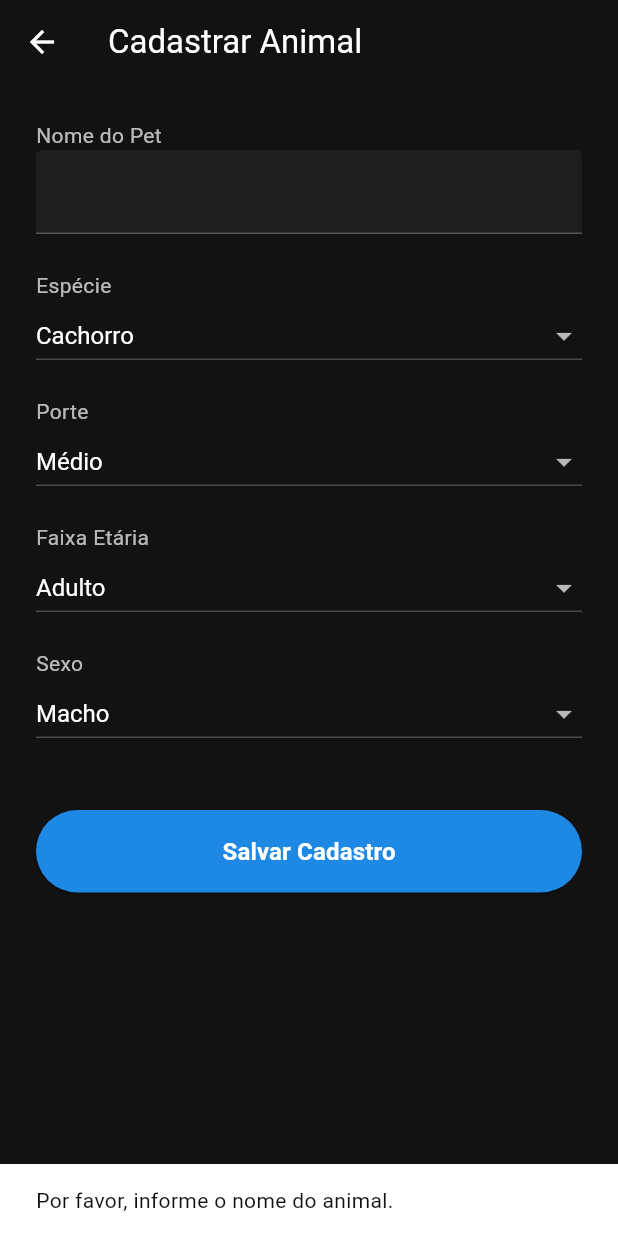
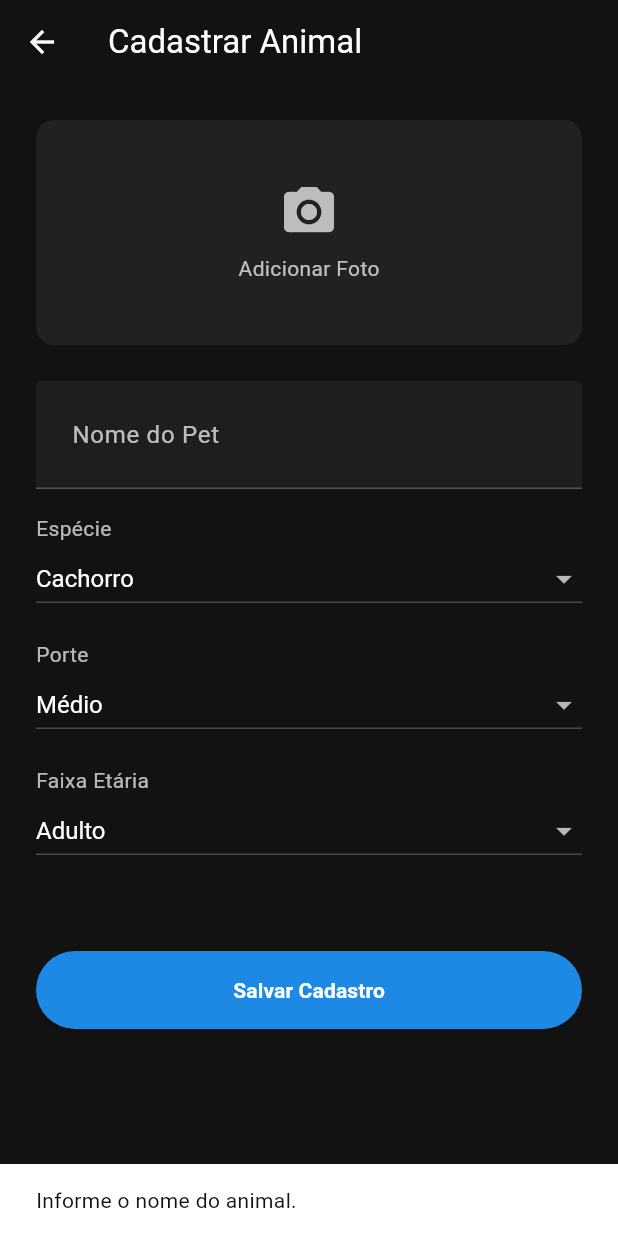
Before and after one commit to mthsl/dsi-grupo10, a Flutter app: the AddPetScreen screen opened directly, after a tap on "Salvar Cadastro", on a phone screen of 412 x 824 dp. Run offline on Flutter 3.47's test engine with Material 3 defaults, Android fonts, the phone set to English and light mode, and no system bars; our stand-ins replace cloud_firestore, firebase_auth, firebase_core, flutter_map, image_picker, latlong2; accounts and stored records are empty.

Commit message:
feat: add pet details with maps, shelter registration, and base64 image support

```diff
--- a/lib/screens/add_pet_screen.dart
+++ b/lib/screens/add_pet_screen.dart
@@ -1,6 +1,9 @@
+import 'dart:convert';
+import 'dart:typed_data';
 import 'package:flutter/material.dart';
 import 'package:cloud_firestore/cloud_firestore.dart';
 import 'package:firebase_auth/firebase_auth.dart';
+import 'package:image_picker/image_picker.dart';
 
 class AddPetScreen extends StatefulWidget {
   const AddPetScreen({super.key});
@@ -15,18 +18,54 @@ class _AddPetScreenState extends State<AddPetScreen> {
   String _porte = 'Médio';
   String _faixaEtaria = 'Adulto';
   String _sexo = 'Macho';
+
+  // Alterado de File para Uint8List (Bytes) para compatibilidade universal
+  Uint8List? _imageBytes;
   bool _isLoading = false;
+
+  List<Map<String, dynamic>> _abrigos = [];
+  Map<String, dynamic>? _abrigoSelecionado;
 
   final List<String> _especies = ['Cachorro', 'Gato', 'Outro'];
   final List<String> _portes = ['Pequeno', 'Médio', 'Grande'];
   final List<String> _idades = ['Filhote', 'Adulto', 'Idoso'];
   final List<String> _sexos = ['Macho', 'Fêmea'];
 
+  @override
+  void initState() {
+    super.initState();
+    _carregarAbrigos();
+  }
+
+  Future<void> _carregarAbrigos() async {
+    final snapshot = await FirebaseFirestore.instance.collection('shelters').get();
+    setState(() {
+      _abrigos = snapshot.docs.map((doc) => {'id': doc.id, ...doc.data()}).toList();
+      if (_abrigos.isNotEmpty) {
+        _abrigoSelecionado = _abrigos.first;
+      }
+    });
+  }
+
+  Future<void> _pickImage() async {
+    // Adicionado maxWidth e qualidade menor para evitar estourar o limite de 1MB do Firestore
+    final pickedFile = await ImagePicker().pickImage(
+      source: ImageSource.gallery,
+      imageQuality: 40,
+      maxWidth: 600,
+    );
+
+    if (pickedFile != null) {
+      final bytes = await pickedFile.readAsBytes();
+      setState(() {
+        _imageBytes = bytes;
+      });
+    }
+  }
+
   Future<void> _salvarPet() async {
     if (_nomeController.text.trim().isEmpty) {
-      ScaffoldMessenger.of(context).showSnackBar(
-        const SnackBar(content: Text('Por favor, informe o nome do animal.')),
-      );
+      ScaffoldMessenger.of(context).showSnackBar(const SnackBar(content: Text('Informe o nome do animal.')));
       return;
     }
 
@@ -34,6 +73,11 @@ class _AddPetScreenState extends State<AddPetScreen> {
 
     try {
       User? user = FirebaseAuth.instance.currentUser;
+      String fotoBase64 = '';
+
+      if (_imageBytes != null) {
+        fotoBase64 = base64Encode(_imageBytes!);
+      }
 
       await FirebaseFirestore.instance.collection('pets').add({
         'nome_busca': _nomeController.text.trim().toLowerCase(),
@@ -43,20 +87,21 @@ class _AddPetScreenState extends State<AddPetScreen> {
         'sexo': _sexo,
         'status': 'Disponível',
         'voluntarioId': user?.uid,
+        'fotoBase64': fotoBase64,
+        'abrigoId': _abrigoSelecionado?['id'],
+        'abrigoNome': _abrigoSelecionado?['nome'],
+        'abrigoLat': _abrigoSelecionado?['latitude'],
+        'abrigoLng': _abrigoSelecionado?['longitude'],
         'createdAt': FieldValue.serverTimestamp(),
       });
 
       if (mounted) {
         Navigator.pop(context);
-        ScaffoldMessenger.of(context).showSnackBar(
-          const SnackBar(content: Text('Animal cadastrado com sucesso!')),
-        );
+        ScaffoldMessenger.of(context).showSnackBar(const SnackBar(content: Text('Animal cadastrado com sucesso!')));
       }
     } catch (e) {
       if (mounted) {
-        ScaffoldMessenger.of(context).showSnackBar(
-          const SnackBar(content: Text('Erro ao cadastrar no banco de dados.')),
-        );
+        ScaffoldMessenger.of(context).showSnackBar(const SnackBar(content: Text('Erro ao cadastrar. Tente uma foto menor.')));
       }
     } finally {
       if (mounted) {
@@ -80,23 +125,68 @@ class _AddPetScreenState extends State<AddPetScreen> {
         child: Column(
           crossAxisAlignment: CrossAxisAlignment.stretch,
           children: [
-            const Text('Nome do Pet', style: TextStyle(color: Colors.white70)),
+            GestureDetector(
+              onTap: _pickImage,
+              child: Container(
+                height: 150,
+                decoration: BoxDecoration(
+                  color: Colors.grey[900],
+                  borderRadius: BorderRadius.circular(12),
+                  // Renderiza a imagem diretamente a partir da memória
+                  image: _imageBytes != null
+                    ? DecorationImage(image: MemoryImage(_imageBytes!), fit: BoxFit.cover)
+                    : null,
+                ),
+                child: _imageBytes == null
+                    ? const Column(
+                        mainAxisAlignment: MainAxisAlignment.center,
+                        children: [
+                          Icon(Icons.camera_alt, color: Colors.white70, size: 40),
+                          SizedBox(height: 8),
+                          Text('Adicionar Foto', style: TextStyle(color: Colors.white70)),
+                        ],
+                      )
+                    : null,
+              ),
+            ),
+            const SizedBox(height: 24),
             TextField(
               controller: _nomeController,
               style: const TextStyle(color: Colors.white),
               decoration: const InputDecoration(
+                labelText: 'Nome do Pet',
+                labelStyle: TextStyle(color: Colors.white70),
                 enabledBorder: UnderlineInputBorder(borderSide: BorderSide(color: Colors.white24)),
-                focusedBorder: UnderlineInputBorder(borderSide: BorderSide(color: Colors.blueAccent)),
               ),
             ),
-            const SizedBox(height: 24),
+            const SizedBox(height: 16),
             _buildDropdown('Espécie', _especies, _especie, (val) => setState(() => _especie = val!)),
             const SizedBox(height: 16),
             _buildDropdown('Porte', _portes, _porte, (val) => setState(() => _porte = val!)),
             const SizedBox(height: 16),
             _buildDropdown('Faixa Etária', _idades, _faixaEtaria, (val) => setState(() => _faixaEtaria = val!)),
             const SizedBox(height: 16),
-            _buildDropdown('Sexo', _sexos, _sexo, (val) => setState(() => _sexo = val!)),
+            if (_abrigos.isNotEmpty)
+              Column(
+                crossAxisAlignment: CrossAxisAlignment.start,
+                children: [
+                  const Text('Abrigo de Destino', style: TextStyle(color: Colors.white70)),
+                  DropdownButton<Map<String, dynamic>>(
+                    value: _abrigoSelecionado,
+                    isExpanded: true,
+                    dropdownColor: Colors.grey[900],
+                    style: const TextStyle(color: Colors.white, fontSize: 16),
+                    underline: Container(height: 1, color: Colors.white24),
+                    items: _abrigos.map((abrigo) {
+                      return DropdownMenuItem<Map<String, dynamic>>(
+                        value: abrigo,
+                        child: Text(abrigo['nome'] ?? 'Abrigo sem nome'),
+                      );
+                    }).toList(),
+                    onChanged: (val) => setState(() => _abrigoSelecionado = val),
+                  ),
+                ],
+              ),
             const SizedBox(height: 40),
             ElevatedButton(
               onPressed: _isLoading ? null : _salvarPet,
@@ -107,7 +197,7 @@ class _AddPetScreenState extends State<AddPetScreen> {
               ),
               child: _isLoading
                   ? const CircularProgressIndicator(color: Colors.white)
-                  : const Text('Salvar Cadastro', style: TextStyle(fontSize: 16, fontWeight: FontWeight.bold, color: Colors.white)),
+                  : const Text('Salvar Cadastro', style: TextStyle(color: Colors.white, fontWeight: FontWeight.bold)),
             ),
           ],
         ),
@@ -126,12 +216,7 @@ class _AddPetScreenState extends State<AddPetScreen> {
           dropdownColor: Colors.grey[900],
           style: const TextStyle(color: Colors.white, fontSize: 16),
           underline: Container(height: 1, color: Colors.white24),
-          items: items.map((String item) {
-            return DropdownMenuItem<String>(
-              value: item,
-              child: Text(item),
-            );
-          }).toList(),
+          items: items.map((String item) => DropdownMenuItem<String>(value: item, child: Text(item))).toList(),
           onChanged: onChanged,
         ),
       ],
--- a/pubspec.yaml
+++ b/pubspec.yaml
@@ -36,6 +36,9 @@ dependencies:
   # The following adds the Cupertino Icons font to your application.
   # Use with the CupertinoIcons class for iOS style icons.
   cupertino_icons: ^1.0.8
+  image_picker: ^1.2.3
+  flutter_map: ^8.3.2
+  latlong2: ^0.10.1
 
 dev_dependencies:
   flutter_test:
```
Also changed, not shown: lib/screens/add_shelter_screen.dart (added, +128 -0 lines), lib/screens/home_screen.dart (+42 -8 lines), lib/screens/pet_details_screen.dart (added, +103 -0 lines), pubspec.lock, 5 other files.
